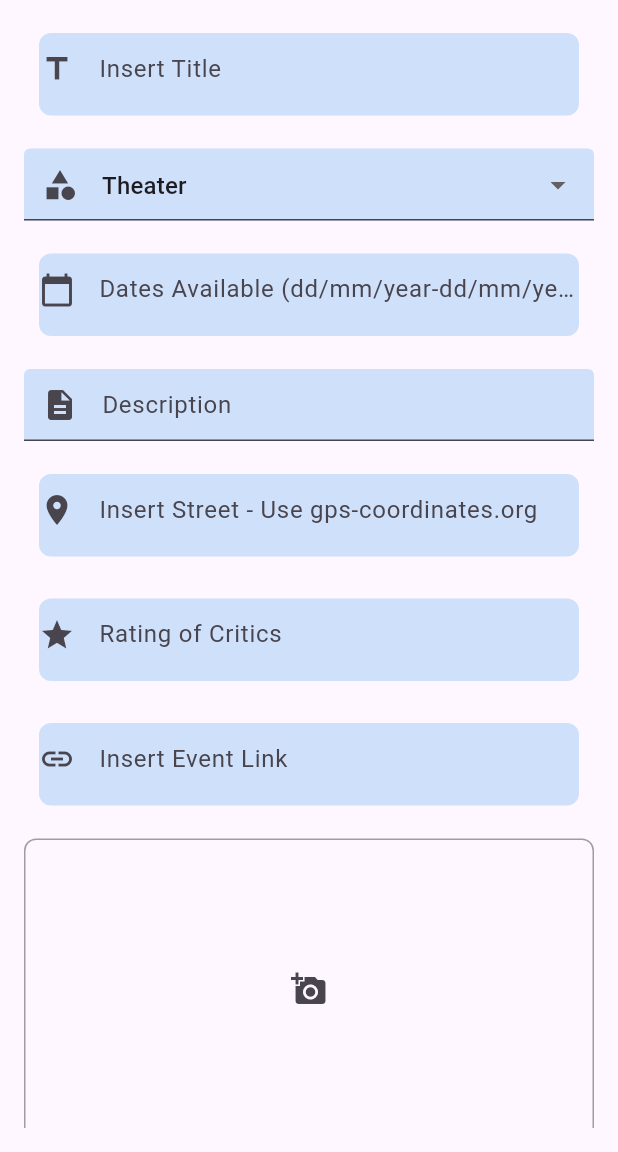
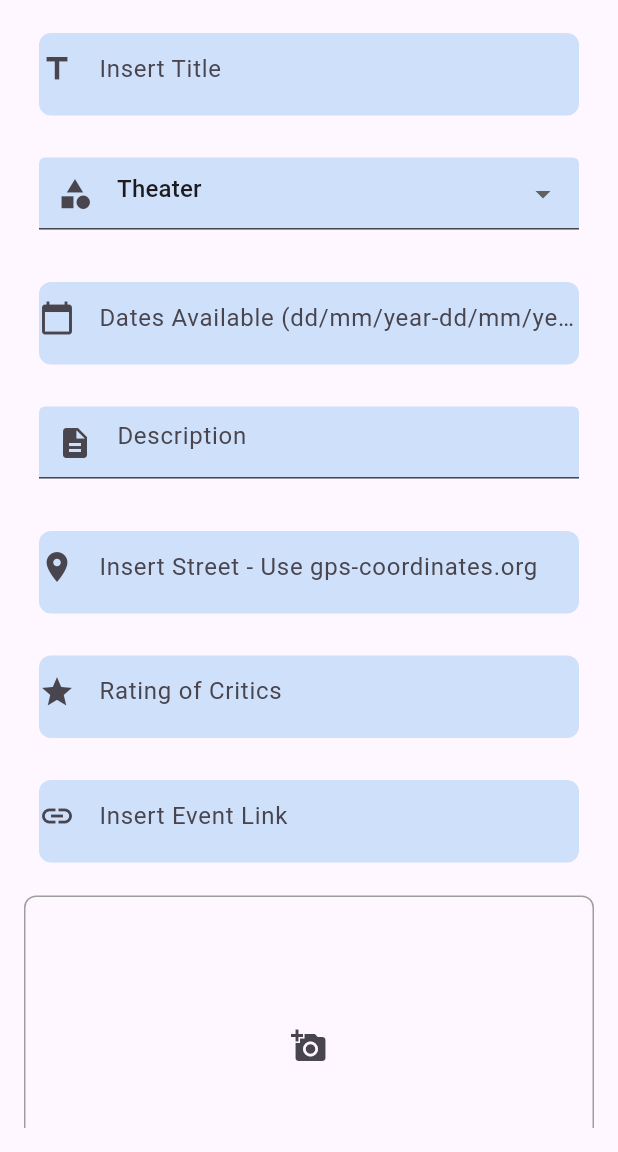
Before and after one commit to ntua-el20827/NTUA_Human_Computer_Interaction_Team44, a Flutter app: the EventCreationPage screen opened directly with empty values, on a phone screen of 412 x 824 dp, the part 84-1236 px from its top. Run offline on Flutter 3.47's test engine with Material 3 defaults, Android fonts, the phone set to English and light mode, and no system bars; our stand-ins replace audioplayers, device_info, geocoding, geolocator, google_maps_flutter, image_picker and 1 more; accounts and stored records are empty.

Commit message:
dropdown,description width

```diff
--- a/artventure/lib/pages/eventcreation_page.dart
+++ b/artventure/lib/pages/eventcreation_page.dart
@@ -131,6 +131,7 @@ class _EventCreationPageState extends State<EventCreationPage> {
 
   @override
   Widget build(BuildContext context) {
+    Size size = MediaQuery.of(context).size;
     return Scaffold(
       appBar: CustomAppBar(),
       body: Padding(
@@ -145,7 +146,12 @@ class _EventCreationPageState extends State<EventCreationPage> {
                 controller: titleController,
               ),
               const SizedBox(height: 16),
-              DropdownButtonFormField<String>(
+              Container(
+                padding: const EdgeInsets.symmetric(horizontal: 10),
+                margin: const EdgeInsets.symmetric(vertical: 6),
+                width: size.width * .9,
+                height: 55,
+                child: DropdownButtonFormField<String>(
                   decoration: InputDecoration(
                     hintText: "Select Category",
                     prefixIcon: Icon(Icons.category),
@@ -154,13 +160,13 @@ class _EventCreationPageState extends State<EventCreationPage> {
                     //borderSide: BorderSide(color: Colors.grey),
                     //),
                     focusedBorder: OutlineInputBorder(
-                    borderRadius: BorderRadius.circular(10.0),
+                      borderRadius: BorderRadius.circular(8),
                       borderSide: BorderSide(color: const Color.fromARGB(255, 178, 213, 242)),
                     ),
                     fillColor: Color.fromARGB(255, 207, 224, 250),
                     filled: true,
-                  contentPadding:
-                      EdgeInsets.symmetric(vertical: 12.0, horizontal: 16.0),
+                    /*contentPadding:
+                        EdgeInsets.symmetric(vertical: 12.0, horizontal: 16.0),*/
                   ),
                   value: selectedCategory,
                   items: categoryOptions.map((String category) {
@@ -175,6 +181,7 @@ class _EventCreationPageState extends State<EventCreationPage> {
                     });
                   },
                 ),
+              ),
               const SizedBox(height: 16),
               InputField(
                 hint: "Dates Available (dd/mm/year-dd/mm/year)",
@@ -182,7 +189,12 @@ class _EventCreationPageState extends State<EventCreationPage> {
                 controller: durationController,
               ),
               const SizedBox(height: 16),
-              TextField(
+              Container(
+                padding: const EdgeInsets.symmetric(horizontal: 10),
+                margin: const EdgeInsets.symmetric(vertical: 6),
+                width: size.width * .9,
+                height: 55,
+                child: TextField(
                   controller: descriptionController,
                   maxLines: null, // Allows multiple lines
                   keyboardType: TextInputType.multiline,
@@ -192,8 +204,9 @@ class _EventCreationPageState extends State<EventCreationPage> {
 
                     fillColor: Color.fromARGB(255, 207, 224, 250),
                     filled: true,
-                  contentPadding:
-                      EdgeInsets.symmetric(vertical: 12.0, horizontal: 16.0),
+                    //contentPadding:
+                      //  EdgeInsets.symmetric(vertical: 12.0, horizontal: 16.0),
+                  ),
                 ),
               ),
               const SizedBox(height: 16),
```
Lines whose indentation alone changed are shown as unchanged.
